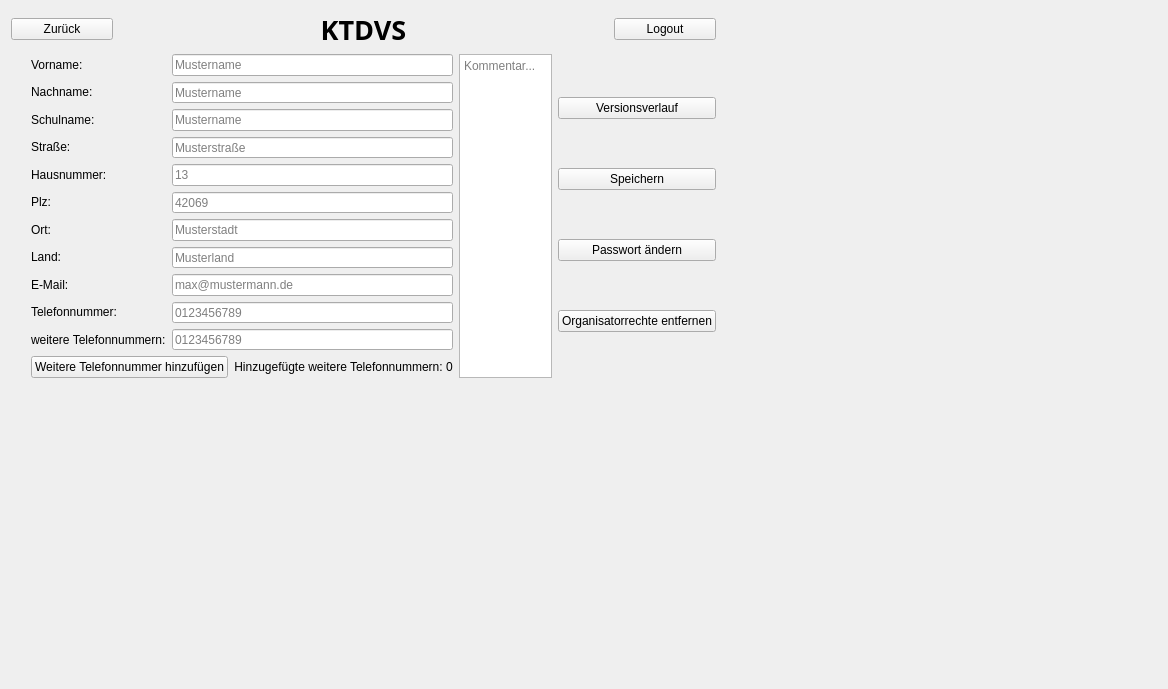
The window that KTDVS/KTDVS/view_teilnehmerteilnehmerhinzufuegen.ui (SimonRuttmann/ClassReunionSoftware) describes before a commit, drawn with Qt 5.
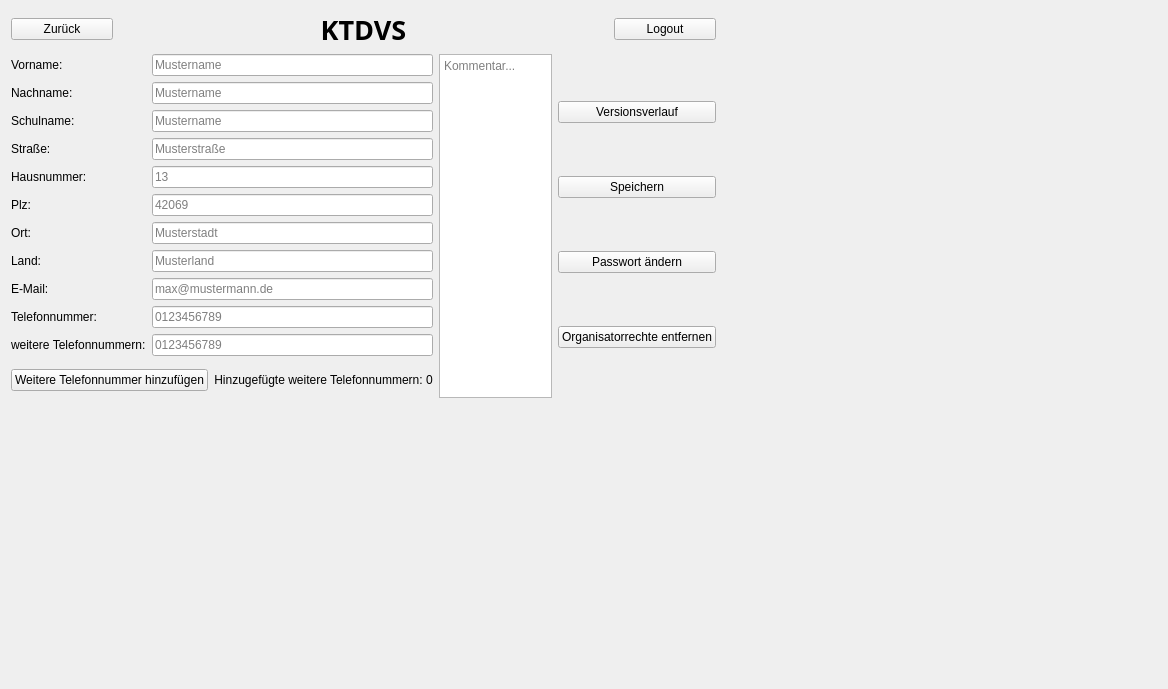
The same window after the commit.

Commit message: added views, cleared db

Patch:
```diff
--- a/KTDVS/KTDVS/view_teilnehmerteilnehmerhinzufuegen.ui
+++ b/KTDVS/KTDVS/view_teilnehmerteilnehmerhinzufuegen.ui
@@ -13,13 +13,13 @@
   <property name="windowTitle">
    <string>Form</string>
   </property>
-  <widget class="QWidget" name="">
+  <widget class="QWidget" name="layoutWidget">
    <property name="geometry">
     <rect>
      <x>11</x>
      <y>11</y>
      <width>705</width>
-     <height>367</height>
+     <height>387</height>
     </rect>
    </property>
    <layout class="QVBoxLayout" name="verticalLayout_5">
@@ -68,19 +68,6 @@
        <layout class="QVBoxLayout" name="verticalLayout_4">
         <item>
          <layout class="QHBoxLayout" name="horizontalLayout_3">
-          <item>
-           <spacer name="verticalSpacer">
-            <property name="orientation">
-             <enum>Qt::Vertical</enum>
-            </property>
-            <property name="sizeHint" stdset="0">
-             <size>
-              <width>20</width>
-              <height>40</height>
-             </size>
-            </property>
-           </spacer>
-          </item>
           <item>
            <layout class="QVBoxLayout" name="verticalLayout_2">
             <item>
@@ -253,19 +240,6 @@
         </item>
         <item>
          <layout class="QHBoxLayout" name="horizontalLayout">
-          <item>
-           <spacer name="verticalSpacer_2">
-            <property name="orientation">
-             <enum>Qt::Vertical</enum>
-            </property>
-            <property name="sizeHint" stdset="0">
-             <size>
-              <width>20</width>
-              <height>40</height>
-             </size>
-            </property>
-           </spacer>
-          </item>
           <item>
            <widget class="QPushButton" name="AddPhoneNumber">
             <property name="text">
```
The commit also changes 17 other files.
